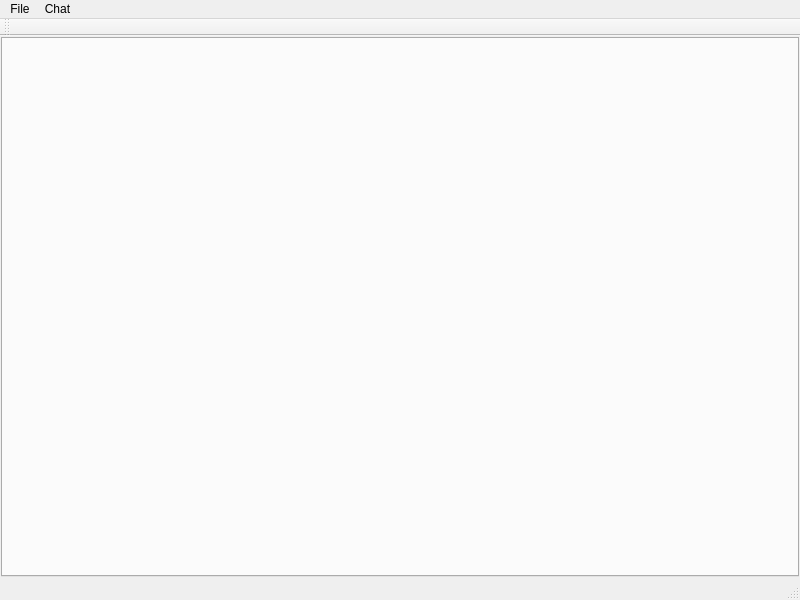
Above: CustomerProduct2Project/mainwindow.ui from SaintMonguss/Qt before the change. Below: the same form after it.
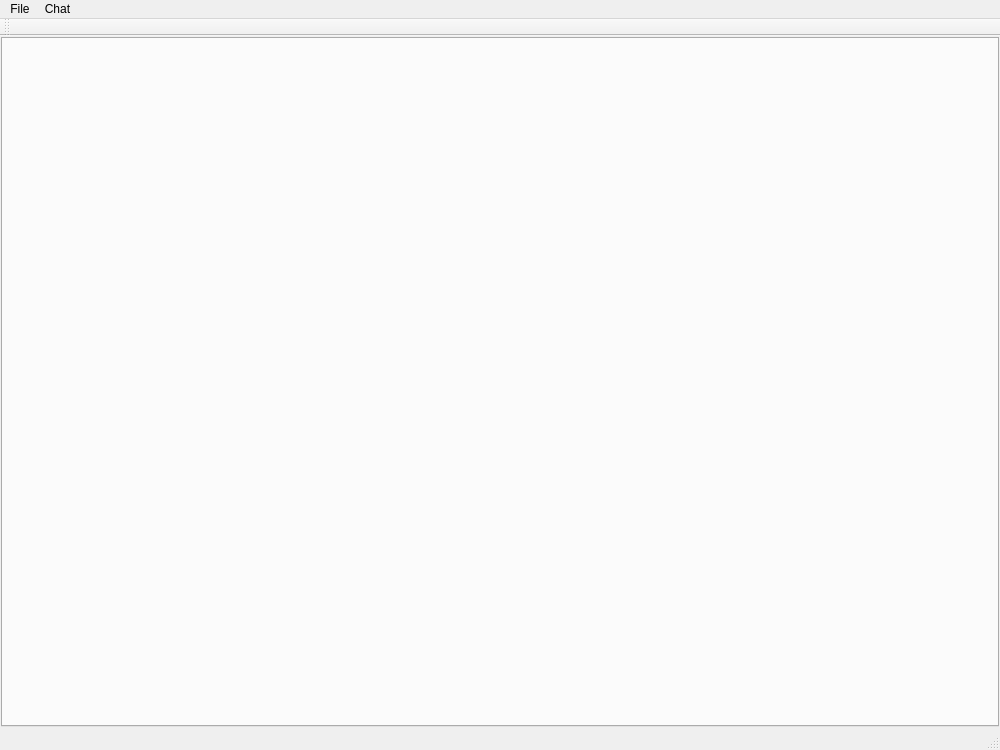
That is the form after the change.

What changed in the file:
```diff
--- a/CustomerProduct2Project/mainwindow.ui
+++ b/CustomerProduct2Project/mainwindow.ui
@@ -6,8 +6,8 @@
    <rect>
     <x>0</x>
     <y>0</y>
-    <width>800</width>
-    <height>600</height>
+    <width>1000</width>
+    <height>750</height>
    </rect>
   </property>
   <property name="windowTitle">
@@ -50,7 +50,7 @@
     <rect>
      <x>0</x>
      <y>0</y>
-     <width>800</width>
+     <width>1000</width>
      <height>17</height>
     </rect>
    </property>
```
